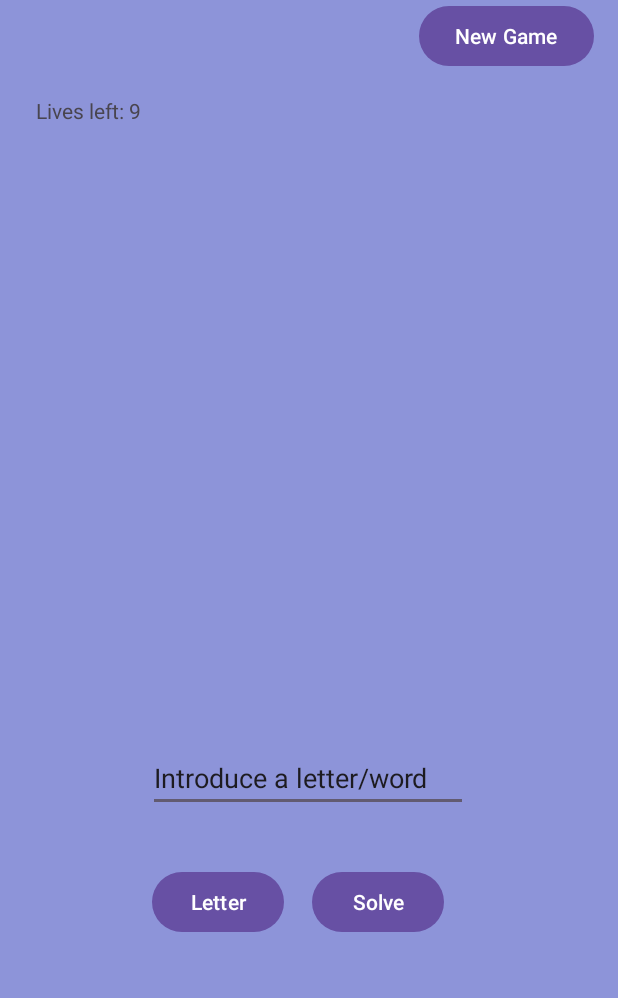
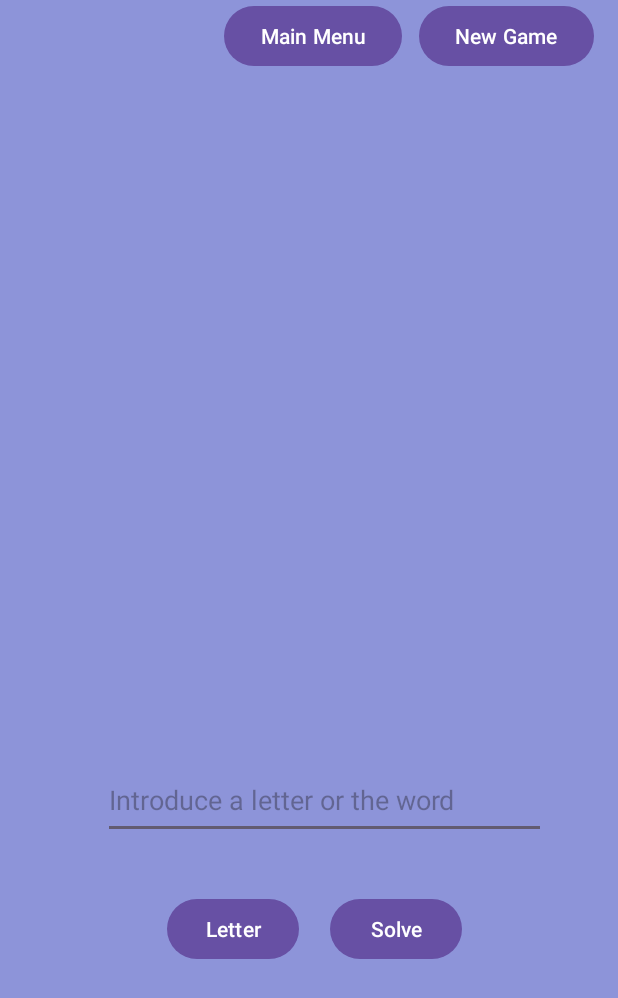
Before and after one commit to AfroOrange/HangmanGameAndroid, an Android app: the GameActivity screen opened directly, with no data from a screen before it, on a phone screen of 412 x 824 dp. Shown: the top 998 px of the screen. Run offline under Robolectric (Android 15) with nearby library versions, the phone set to English and light mode, and no system bars.

```diff
--- a/app/build.gradle.kts
+++ b/app/build.gradle.kts
@@ -36,7 +36,7 @@ android {
 }
 
 dependencies {
-
+    implementation(libs.gson)
     implementation(libs.androidx.core.ktx)
     implementation(libs.androidx.appcompat)
     implementation(libs.material)
--- /dev/null
+++ b/app/src/main/java/com/example/hangmangameandroid/model/Users.kt
@@ -0,0 +1,3 @@
+package com.example.hangmangameandroid.model
+
+class Users(var name: String, var score: Int)
--- a/app/src/main/java/com/example/hangmangameandroid/ui/GameActivity.kt
+++ b/app/src/main/java/com/example/hangmangameandroid/ui/GameActivity.kt
@@ -1,10 +1,11 @@
 package com.example.hangmangameandroid.ui
 
-import android.media.Image
+import android.content.Intent
 import android.os.Bundle
 import android.widget.Button
 import android.widget.ImageView
 import android.widget.TextView
+import androidx.activity.OnBackPressedCallback
 import androidx.appcompat.app.AppCompatActivity
 import com.example.hangmangameandroid.R
 
@@ -13,20 +14,29 @@ class GameActivity : AppCompatActivity() {
         super.onCreate(savedInstanceState)
         setContentView(R.layout.activity_game)
 
-        val nickname =
-            intent.getStringExtra("NICKNAME")  // Get the nickname passed from MainActivity
+        val nickname = intent.getStringExtra("NICKNAME")
         if (nickname != null) {
-            // Do something with the nickname (e.g., display it in a TextView)
-            val nickname = findViewById<TextView>(R.id.playerNickname)
-            nickname.text = "Player: $nickname"  // Set the player id
+            val nicknameTextView = findViewById<TextView>(R.id.playerNickname)
+            nicknameTextView.text = "Player: $nickname"
         }
 
-        // actions for the buttons
         val resetButton = findViewById<Button>(R.id.resetGameButton)
         resetButton.setOnClickListener {
-            // Reset the game
-            findViewById<TextView>(R.id.livesField).setText("Lives: 9")
+            findViewById<TextView>(R.id.livesField).text = "Lives:♡♡♡♡♡♡♡♡♡ "
             findViewById<ImageView>(R.id.hangmanImage).setImageResource(R.drawable.image1)
+        }
+
+        // this code block is used to prevent the user from going back to the previous activity
+        onBackPressedDispatcher.addCallback(this, object : OnBackPressedCallback(true) {
+            override fun handleOnBackPressed() {
+                // Do nothing or provide custom behavior
+            }
+        })
+
+        val mainMenuButton = findViewById<Button>(R.id.mainMenuButton)
+        mainMenuButton.setOnClickListener {
+            val intent = Intent(this, MainActivity::class.java)
+            startActivity(intent)
         }
     }
 }
--- a/app/src/main/res/layout/activity_game.xml
+++ b/app/src/main/res/layout/activity_game.xml
@@ -32,21 +32,21 @@
         android:layout_height="240dp"
         android:layout_marginTop="80dp"
         app:layout_constraintEnd_toEndOf="parent"
-        app:layout_constraintHorizontal_bias="0.529"
+        app:layout_constraintHorizontal_bias="0.496"
         app:layout_constraintStart_toStartOf="parent"
         app:layout_constraintTop_toBottomOf="@id/resetGameButton"
         app:srcCompat="@drawable/image1" />
 
     <EditText
         android:id="@+id/wordGuesserField"
-        android:layout_width="wrap_content"
-        android:layout_height="wrap_content"
-        android:layout_marginTop="128dp"
+        android:layout_width="295dp"
+        android:layout_height="51dp"
+        android:layout_marginTop="140dp"
         android:ems="10"
+        android:hint="@string/introduce_a_letter_or_the_word"
         android:inputType="text"
-        android:text="Introduce a letter/word"
         app:layout_constraintEnd_toEndOf="parent"
-        app:layout_constraintHorizontal_bias="0.497"
+        app:layout_constraintHorizontal_bias="0.586"
         app:layout_constraintStart_toStartOf="parent"
         app:layout_constraintTop_toBottomOf="@id/hangmanImage" />
 
@@ -55,7 +55,7 @@
         android:layout_width="wrap_content"
         android:layout_height="wrap_content"
         android:layout_marginTop="36dp"
-        android:layout_marginEnd="116dp"
+        android:layout_marginEnd="104dp"
         android:text="Solve"
         app:layout_constraintEnd_toEndOf="parent"
         app:layout_constraintTop_toBottomOf="@id/wordGuesserField" />
@@ -77,9 +77,10 @@
         android:layout_height="53dp"
         android:text=""
         app:layout_constraintEnd_toEndOf="parent"
+        app:layout_constraintHorizontal_bias="0.512"
         app:layout_constraintStart_toStartOf="parent"
-        tools:layout_editor_absoluteY="458dp"
-        tools:ignore="MissingConstraints" />
+        tools:ignore="MissingConstraints"
+        tools:layout_editor_absoluteY="442dp" />
 
     <TextView
         android:id="@+id/livesField"
@@ -87,7 +88,16 @@
         android:layout_height="wrap_content"
         android:layout_marginStart="24dp"
         android:layout_marginTop="64dp"
-        android:text="Lives left: 9"
+        android:text=""
         app:layout_constraintStart_toStartOf="parent"
         app:layout_constraintTop_toTopOf="parent" />
+
+    <Button
+        android:id="@+id/mainMenuButton"
+        android:layout_width="wrap_content"
+        android:layout_height="wrap_content"
+        android:layout_marginEnd="144dp"
+        android:text="Main Menu"
+        app:layout_constraintEnd_toEndOf="parent"
+        tools:layout_editor_absoluteY="16dp" />
 </androidx.constraintlayout.widget.ConstraintLayout>
--- a/app/src/main/res/layout/activity_login.xml
+++ b/app/src/main/res/layout/activity_login.xml
@@ -29,7 +29,7 @@
         android:layout_height="226dp"
         android:layout_marginTop="140dp"
         app:layout_constraintEnd_toEndOf="parent"
-        app:layout_constraintHorizontal_bias="0.55"
+        app:layout_constraintHorizontal_bias="0.467"
         app:layout_constraintStart_toStartOf="parent"
         app:layout_constraintTop_toTopOf="parent"
 
--- a/app/src/main/res/values/strings.xml
+++ b/app/src/main/res/values/strings.xml
@@ -2,4 +2,5 @@
     <string name="login">Login</string>
     <string name="hangman_game">HANGMAN GAME</string>
     <string name="introduce_your_nickname">Introduce your nickname</string>
+    <string name="introduce_a_letter_or_the_word">Introduce a letter or the word</string>
 </resources>
--- a/gradle/libs.versions.toml
+++ b/gradle/libs.versions.toml
@@ -1,5 +1,6 @@
 [versions]
 agp = "8.6.0"
+gson = "2.10.1"
 kotlin = "1.9.0"
 coreKtx = "1.15.0"
 junit = "4.13.2"
@@ -12,6 +13,7 @@ constraintlayout = "2.2.0"
 
 [libraries]
 androidx-core-ktx = { group = "androidx.core", name = "core-ktx", version.ref = "coreKtx" }
+gson = { module = "com.google.code.gson:gson", version.ref = "gson" }
 junit = { group = "junit", name = "junit", version.ref = "junit" }
 androidx-junit = { group = "androidx.test.ext", name = "junit", version.ref = "junitVersion" }
 androidx-espresso-core = { group = "androidx.test.espresso", name = "espresso-core", version.ref = "espressoCore" }
```
Also changed, not shown: app/src/main/java/com/example/hangmangameandroid/adapters/UserAdapter.kt (added, +32 -0 lines), app/src/main/java/com/example/hangmangameandroid/model/FileUtils.kt (added, +31 -0 lines), app/src/main/java/com/example/hangmangameandroid/model/Users.java (deleted, +0 -27 lines), app/src/main/java/com/example/hangmangameandroid/ui/LoginActivity.kt (+14 -0 lines), app/src/main/java/com/example/hangmangameandroid/ui/MainActivity.kt (+15 -0 lines), app/src/main/java/com/example/hangmangameandroid/ui/ScoreboardActivity.kt (+23 -1 lines), app/src/main/res/layout/activity_scoreboard.xml (+30 -0 lines), app/src/main/res/layout/users_table_view.xml (added, +22 -0 lines).
